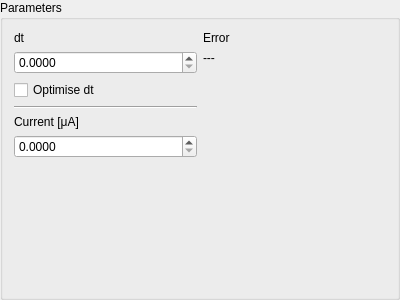
Before: the Qt Designer form inputparameters.ui in hobrasoft/simul6, drawn with Qt 5.
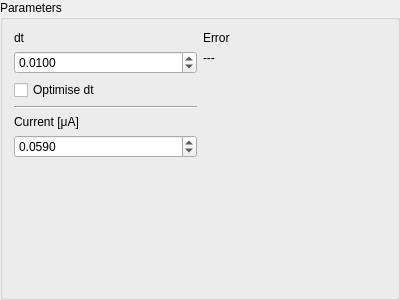
After: the same form once the commit is applied.

Commit message: Implementovana integracni metoda Cash - Karp, ktera umoznuje pocitani chyby integrace a tim i optimalizace casoveho kroku dt, aby vypocet probihal co mozno nejrychleji v realnem case. Zatim se prepinani dela rucne v radcich 573, 574 souboru Engine.cpp. Do teto chvile jsem nevykoumal, jak pro prepinani vyuzit zaskrtnuti checkboxu Optimize dt v souboru inputparameters.cpp. No a ta integrace Cash - Karp bezi nadherne, jako blesk :-)

The edit to the form file:
```diff
--- a/inputparameters.ui
+++ b/inputparameters.ui
@@ -51,6 +51,9 @@
        <property name="singleStep">
         <double>0.001000000000000</double>
        </property>
+       <property name="value">
+        <double>0.059000000000000</double>
+       </property>
       </widget>
      </item>
      <item row="1" column="0">
@@ -64,6 +67,9 @@
        <property name="singleStep">
         <double>0.010000000000000</double>
        </property>
+       <property name="value">
+        <double>0.010000000000000</double>
+       </property>
       </widget>
      </item>
      <item row="3" column="0">
```
The commit also changes 4 other files.
